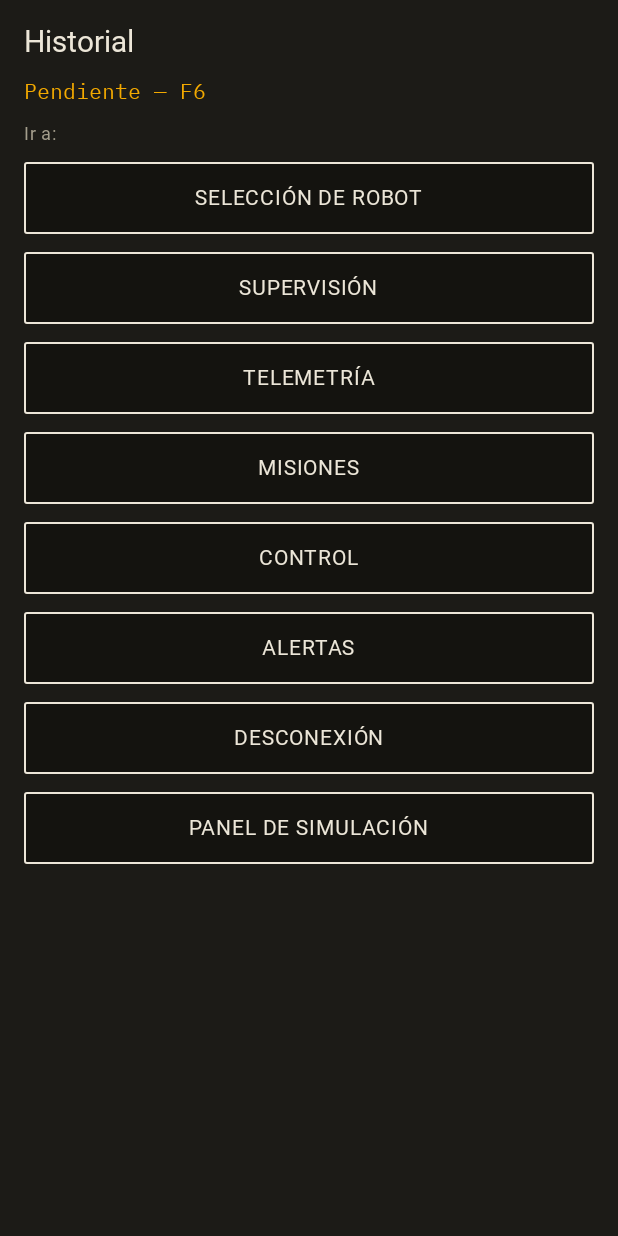
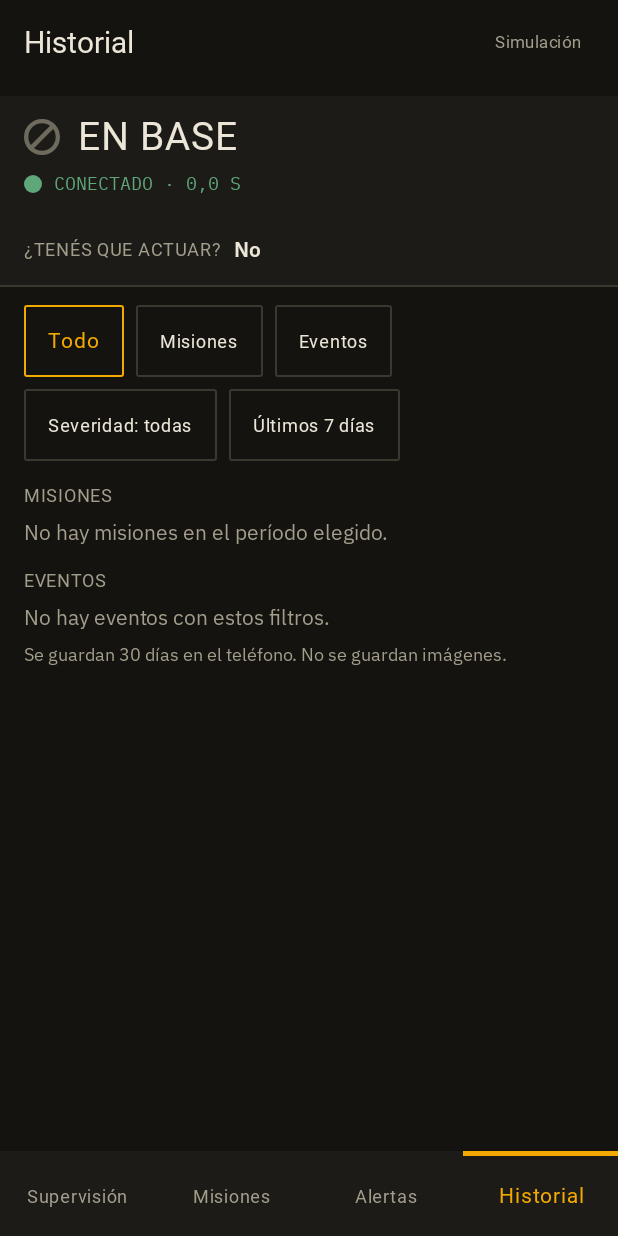
Before and after one commit to alejogarciabosio/tp-hmi-ronda, an Android app built with Jetpack Compose: the HistorialRoute screen opened through its navigation route, on a phone screen of 412 x 824 dp. Run offline under Robolectric (Android 15) with nearby library versions, the phone set to English and light mode, and no system bars; Roboto replaces fonts that are not available here.

Commit message:
feat(app): agrega la pantalla de historial con filtros sobre Room

```diff
--- a/app/src/main/kotlin/ar/edu/uade/ronda/AppContainer.kt
+++ b/app/src/main/kotlin/ar/edu/uade/ronda/AppContainer.kt
@@ -16,6 +16,7 @@ import ar.edu.uade.ronda.data.local.RoomHistoryRepository
 import ar.edu.uade.ronda.data.local.toOutcomes
 import ar.edu.uade.ronda.ui.alertas.AlertasViewModel
 import ar.edu.uade.ronda.ui.control.ControlViewModel
+import ar.edu.uade.ronda.ui.historial.HistorialViewModel
 import ar.edu.uade.ronda.ui.misiones.MisionesViewModel
 import ar.edu.uade.ronda.ui.seleccion.SeleccionViewModel
 import ar.edu.uade.ronda.ui.supervision.SupervisionViewModel
@@ -57,6 +58,7 @@ class AppContainer(
         initializer { MisionesViewModel(robotRepository, clock) }
         initializer { ControlViewModel(robotRepository, clock) }
         initializer { AlertasViewModel(robotRepository, clock) }
+        initializer { HistorialViewModel(robotRepository, historyRepository, clock) }
     }
 
     init {
--- /dev/null
+++ b/app/src/main/kotlin/ar/edu/uade/ronda/ui/historial/HistorialMapper.kt
@@ -0,0 +1,104 @@
+package ar.edu.uade.ronda.ui.historial
+
+import ar.edu.uade.ronda.core.model.CommandType
+import ar.edu.uade.ronda.core.model.ConnectionState
+import ar.edu.uade.ronda.core.model.RobotTelemetry
+import ar.edu.uade.ronda.core.policy.CommandAvailability
+import ar.edu.uade.ronda.data.local.EventKind
+import ar.edu.uade.ronda.data.local.EventRecord
+import ar.edu.uade.ronda.data.local.MissionRecord
+import ar.edu.uade.ronda.data.local.MissionResult
+import ar.edu.uade.ronda.ui.model.StatusBadgeUi
+import ar.edu.uade.ronda.ui.model.StatusLevel
+import ar.edu.uade.ronda.ui.supervision.CheckpointLog
+import ar.edu.uade.ronda.ui.supervision.SupervisionInputs
+import ar.edu.uade.ronda.ui.supervision.SupervisionMapper
+import java.time.Instant
+import java.time.ZoneId
+import java.time.format.DateTimeFormatter
+
+internal data class HistorialInputs(
+    val telemetry: RobotTelemetry?,
+    val connection: ConnectionState,
+    val lastTelemetryAt: Long?,
+    val missions: List<MissionRecord>,
+    val events: List<EventRecord>,
+    val view: HistoryView,
+    val severity: SeverityFilter,
+    val period: PeriodFilter,
+    val nowMs: Long,
+)
+
+internal object HistorialMapper {
+    private val zone = ZoneId.systemDefault()
+    private val day = DateTimeFormatter.ofPattern("dd/MM").withZone(zone)
+    private val hour = DateTimeFormatter.ofPattern("HH:mm").withZone(zone)
+
+    fun map(i: HistorialInputs): HistorialUiState {
+        val strip = SupervisionMapper.map(
+            SupervisionInputs(
+                i.telemetry, i.connection, i.lastTelemetryAt, null, emptyList(),
+                emptyMap<CommandType, CommandAvailability>(), CheckpointLog(), null, null, i.nowMs,
+            ),
+        ).strip
+        val from = i.nowMs - i.period.days * DAY_MS
+        val missions = if (i.view == HistoryView.EVENTOS) emptyList() else
+            i.missions.filter { it.startedAt >= from }.sortedByDescending { it.startedAt }.map { missionRow(it) }
+        val events = if (i.view == HistoryView.MISIONES) emptyList() else
+            i.events.filter { it.timestamp >= from && passes(it, i.severity) }.sortedByDescending { it.timestamp }
+        val groups = events.groupBy { day.format(Instant.ofEpochMilli(it.timestamp)) }
+            .map { (d, list) -> EventGroupUi("EVENTOS · $d", list.map { eventRow(it) }) }
+        return HistorialUiState(strip, i.view, i.severity, i.period, missions, groups)
+    }
+
+    private fun passes(e: EventRecord, f: SeverityFilter) = when (f) {
+        SeverityFilter.TODAS -> true
+        SeverityFilter.ADVERTENCIA -> e.severity == "WARNING" || e.severity == "CRITICAL"
+        SeverityFilter.CRITICA -> e.severity == "CRITICAL"
+    }
+
+    private fun missionRow(m: MissionRecord): MissionRowUi {
+        val result = MissionResult.entries.firstOrNull { it.name == m.result }
+        val badge = when (result) {
+            MissionResult.COMPLETADA -> StatusBadgeUi(StatusLevel.OK, "Completada")
+            MissionResult.EN_CURSO -> StatusBadgeUi(StatusLevel.OK, "En curso")
+            MissionResult.CANCELADA -> StatusBadgeUi(StatusLevel.WARNING, "Interrumpida")
+            MissionResult.FALLA -> StatusBadgeUi(StatusLevel.ERROR, "Falla")
+            null -> StatusBadgeUi(StatusLevel.DISABLED, m.result)
+        }
+        val start = Instant.ofEpochMilli(m.startedAt)
+        val period = "${day.format(start)} · ${hour.format(start)}–" + (m.endedAt?.let { hour.format(Instant.ofEpochMilli(it)) } ?: "en curso")
+        val anomalies = when (m.anomalies) {
+            0 -> "sin observaciones"
+            1 -> "1 con observación"
+            else -> "${m.anomalies} con observación"
+        }
+        return MissionRowUi(m.id, m.routeName, badge, period, "${m.checkpointsVerified}/${m.checkpointsTotal} PC · $anomalies")
+    }
+
+    private fun eventRow(e: EventRecord): EventRowUi {
+        val level = when (e.severity) {
+            "CRITICAL" -> StatusLevel.ERROR
+            "WARNING" -> StatusLevel.WARNING
+            else -> StatusLevel.OK
+        }
+        val text = when (e.kind) {
+            EventKind.COMANDO.name -> {
+                val name = CommandType.entries.firstOrNull { it.name == e.type }?.let { SupervisionMapper.commandName(it) } ?: e.type
+                val status = when (e.commandStatus) {
+                    "PENDING" -> "pendiente"
+                    "CONFIRMED" -> "confirmada"
+                    "VERIFIED" -> "verificada"
+                    "REJECTED" -> "rechazada"
+                    "NO_RESPONSE" -> "sin respuesta"
+                    else -> e.commandStatus?.lowercase() ?: ""
+                }
+                "Orden: $name · $status"
+            }
+            else -> e.message
+        }
+        return EventRowUi(e.sourceId, hour.format(Instant.ofEpochMilli(e.timestamp)), level, text, e.type.replace('_', '-'))
+    }
+
+    private const val DAY_MS = 24L * 60 * 60 * 1000
+}
--- /dev/null
+++ b/app/src/main/kotlin/ar/edu/uade/ronda/ui/historial/HistorialScreen.kt
@@ -0,0 +1,172 @@
+package ar.edu.uade.ronda.ui.historial
+
+import androidx.compose.foundation.BorderStroke
+import androidx.compose.foundation.background
+import androidx.compose.foundation.border
+import androidx.compose.foundation.layout.Arrangement
+import androidx.compose.foundation.layout.Box
+import androidx.compose.foundation.layout.Column
+import androidx.compose.foundation.layout.ExperimentalLayoutApi
+import androidx.compose.foundation.layout.FlowRow
+import androidx.compose.foundation.layout.Row
+import androidx.compose.foundation.layout.fillMaxSize
+import androidx.compose.foundation.layout.fillMaxWidth
+import androidx.compose.foundation.layout.heightIn
+import androidx.compose.foundation.layout.padding
+import androidx.compose.foundation.rememberScrollState
+import androidx.compose.foundation.selection.selectable
+import androidx.compose.foundation.verticalScroll
+import androidx.compose.material3.HorizontalDivider
+import androidx.compose.material3.Text
+import androidx.compose.runtime.Composable
+import androidx.compose.runtime.getValue
+import androidx.compose.ui.Alignment
+import androidx.compose.ui.Modifier
+import androidx.compose.ui.semantics.Role
+import androidx.compose.ui.semantics.heading
+import androidx.compose.ui.semantics.semantics
+import androidx.compose.ui.tooling.preview.Preview
+import androidx.compose.ui.unit.dp
+import androidx.lifecycle.compose.collectAsStateWithLifecycle
+import ar.edu.uade.ronda.core.model.ConnectionState
+import ar.edu.uade.ronda.data.local.EventRecord
+import ar.edu.uade.ronda.data.local.MissionRecord
+import ar.edu.uade.ronda.ui.components.PreviewSurface
+import ar.edu.uade.ronda.ui.components.RondaNavBar
+import ar.edu.uade.ronda.ui.components.ScreenHeader
+import ar.edu.uade.ronda.ui.components.StateStrip
+import ar.edu.uade.ronda.ui.components.StateSymbol
+import ar.edu.uade.ronda.ui.components.StatusBadge
+import ar.edu.uade.ronda.ui.navigation.Route
+import ar.edu.uade.ronda.ui.theme.RondaColors
+import ar.edu.uade.ronda.ui.theme.RondaShapes
+import ar.edu.uade.ronda.ui.theme.RondaType
+
+@Composable
+fun HistorialRoute(viewModel: HistorialViewModel, onNavigate: (Route) -> Unit) {
+    val state by viewModel.uiState.collectAsStateWithLifecycle()
+    HistorialScreen(state, onNavigate, viewModel::onSelectView, viewModel::onCycleSeverity, viewModel::onCyclePeriod)
+}
+
+@OptIn(ExperimentalLayoutApi::class)
+@Composable
+fun HistorialScreen(
+    state: HistorialUiState,
+    onNavigate: (Route) -> Unit,
+    onSelectView: (HistoryView) -> Unit,
+    onCycleSeverity: () -> Unit,
+    onCyclePeriod: () -> Unit,
+) {
+    Column(Modifier.fillMaxSize().background(RondaColors.ink950)) {
+        Column(
+            Modifier.weight(1f).verticalScroll(rememberScrollState()),
+            verticalArrangement = Arrangement.spacedBy(12.dp),
+        ) {
+            ScreenHeader("Historial", onBack = null, trailing = "Simulación", onTrailingClick = { onNavigate(Route.SIMULACION) })
+            StateStrip(state.strip)
+            Column(Modifier.padding(horizontal = 16.dp), verticalArrangement = Arrangement.spacedBy(8.dp)) {
+                FlowRow(horizontalArrangement = Arrangement.spacedBy(8.dp), verticalArrangement = Arrangement.spacedBy(8.dp)) {
+                    HistoryView.entries.forEach { v -> FilterChip(v.label, state.view == v, Role.Tab) { onSelectView(v) } }
+                    FilterChip(state.severity.label, false, Role.Button, onCycleSeverity)
+                    FilterChip(state.period.label, false, Role.Button, onCyclePeriod)
+                }
+                if (state.view != HistoryView.EVENTOS) {
+                    SectionTitle("MISIONES")
+                    if (state.missions.isEmpty()) Empty("No hay misiones en el período elegido.")
+                    state.missions.forEach { MissionRow(it) }
+                }
+                if (state.view != HistoryView.MISIONES) {
+                    if (state.eventGroups.isEmpty()) {
+                        SectionTitle("EVENTOS")
+                        Empty("No hay eventos con estos filtros.")
+                    }
+                    state.eventGroups.forEach { g ->
+                        SectionTitle(g.title)
+                        g.events.forEach { EventRow(it) }
+                    }
+                }
+                Text(state.retentionNote, style = RondaType.textoNota, color = RondaColors.bone400)
+            }
+        }
+        RondaNavBar(Route.HISTORIAL, onNavigate)
+    }
+}
+
+@Composable
+private fun FilterChip(label: String, selected: Boolean, role: Role, onClick: () -> Unit) {
+    Box(
+        Modifier
+            .heightIn(min = 48.dp)
+            .border(BorderStroke(1.dp, if (selected) RondaColors.signalAmber else RondaColors.ink700), RondaShapes.r2)
+            .selectable(selected, role = role, onClick = onClick)
+            .padding(horizontal = 16.dp, vertical = 12.dp),
+        contentAlignment = Alignment.Center,
+    ) {
+        Text(label, style = if (selected) RondaType.botonEtiqueta else RondaType.rotuloSeccion,
+            color = if (selected) RondaColors.signalAmber else RondaColors.bone100)
+    }
+}
+
+@Composable
+private fun SectionTitle(text: String) {
+    Text(text, style = RondaType.rotuloSeccion, color = RondaColors.bone400,
+        modifier = Modifier.padding(top = 8.dp).semantics { heading() })
+}
+
+@Composable
+private fun Empty(text: String) = Text(text, style = RondaType.textoCuerpo, color = RondaColors.bone400)
+
+@Composable
+private fun MissionRow(m: MissionRowUi) {
+    Column(Modifier.semantics(mergeDescendants = true) {}) {
+        Column(Modifier.padding(vertical = 8.dp), verticalArrangement = Arrangement.spacedBy(2.dp)) {
+            Row(verticalAlignment = Alignment.CenterVertically) {
+                Text(m.route, style = RondaType.textoEnfasis, color = RondaColors.bone100, modifier = Modifier.weight(1f))
+                StatusBadge(m.badge)
+            }
+            Text(m.period, style = RondaType.datoChico, color = RondaColors.bone400)
+            Text(m.summary, style = RondaType.textoNota, color = RondaColors.bone400)
+        }
+        HorizontalDivider(color = RondaColors.ink700)
+    }
+}
+
+@Composable
+private fun EventRow(e: EventRowUi) {
+    Column(Modifier.semantics(mergeDescendants = true) {}) {
+        Row(
+            Modifier.fillMaxWidth().heightIn(min = 48.dp).padding(vertical = 8.dp),
+            verticalAlignment = Alignment.CenterVertically,
+            horizontalArrangement = Arrangement.spacedBy(12.dp),
+        ) {
+            Text(e.time, style = RondaType.datoChico, color = RondaColors.bone400)
+            StateSymbol(e.level, size = 14.dp)
+            Column(Modifier.weight(1f)) {
+                Text(e.text, style = RondaType.textoCuerpo, color = RondaColors.bone100)
+                Text(e.code, style = RondaType.datoChico, color = RondaColors.bone400)
+            }
+        }
+        HorizontalDivider(color = RondaColors.ink700)
+    }
+}
+
+@Preview(showBackground = true, backgroundColor = 0xFF14130F, widthDp = 412, heightDp = 1000)
+@Composable
+private fun HistorialPreview() = PreviewSurface {
+    val now = 1_763_600_000_000L
+    val missions = listOf(
+        MissionRecord("m1", "RONDA-01", "Ronda completa", now - 3_600_000, now - 1_400_000, "COMPLETADA", 8, 8, 1),
+        MissionRecord("m2", "RONDA-01", "Ronda completa", now - 90_000_000, now - 87_000_000, "CANCELADA", 6, 8, 0),
+    )
+    val events = listOf(
+        EventRecord("e1", now - 1_400_000, "ALERTA", "PERSON_DETECTED", "CRITICAL", "Persona en zona restringida · PC5"),
+        EventRecord("e2", now - 1_500_000, "INCIDENTE", "OBSTACLE", "WARNING", "Obstáculo en PC4"),
+    )
+    HistorialScreen(
+        HistorialMapper.map(
+            HistorialInputs(null, ConnectionState.CONNECTED, null, missions, events,
+                HistoryView.TODOS, SeverityFilter.TODAS, PeriodFilter.SIETE, now),
+        ),
+        {}, {}, {}, {},
+    )
+}
--- /dev/null
+++ b/app/src/main/kotlin/ar/edu/uade/ronda/ui/historial/HistorialUiState.kt
@@ -0,0 +1,42 @@
+package ar.edu.uade.ronda.ui.historial
+
+import ar.edu.uade.ronda.ui.model.StatusBadgeUi
+import ar.edu.uade.ronda.ui.model.StatusLevel
+import ar.edu.uade.ronda.ui.model.StateStripUi
+
+enum class HistoryView(val label: String) { TODOS("Todo"), MISIONES("Misiones"), EVENTOS("Eventos") }
+
+/** Filtro de severidad; se cicla con un toque. */
+enum class SeverityFilter(val label: String) { TODAS("Severidad: todas"), ADVERTENCIA("Severidad: advertencia o más"), CRITICA("Severidad: crítica") }
+
+enum class PeriodFilter(val label: String, val days: Int) { HOY("Hoy", 1), SIETE("Últimos 7 días", 7), TREINTA("Últimos 30 días", 30) }
+
+data class MissionRowUi(
+    val id: String,
+    val route: String,
+    val badge: StatusBadgeUi,
+    /** "19/11 · 23:38–00:14" */
+    val period: String,
+    /** "8/8 PC · 1 con observación" */
+    val summary: String,
+)
+
+data class EventRowUi(
+    val id: String,
+    val time: String,
+    val level: StatusLevel,
+    val text: String,
+    val code: String,
+)
+
+data class EventGroupUi(val title: String, val events: List<EventRowUi>)
+
+data class HistorialUiState(
+    val strip: StateStripUi,
+    val view: HistoryView = HistoryView.TODOS,
+    val severity: SeverityFilter = SeverityFilter.TODAS,
+    val period: PeriodFilter = PeriodFilter.SIETE,
+    val missions: List<MissionRowUi> = emptyList(),
+    val eventGroups: List<EventGroupUi> = emptyList(),
+    val retentionNote: String = "Se guardan 30 días en el teléfono. No se guardan imágenes.",
+)
--- /dev/null
+++ b/app/src/main/kotlin/ar/edu/uade/ronda/ui/historial/HistorialViewModel.kt
@@ -0,0 +1,50 @@
+package ar.edu.uade.ronda.ui.historial
+
+import androidx.lifecycle.ViewModel
+import androidx.lifecycle.viewModelScope
+import ar.edu.uade.ronda.core.Clock
+import ar.edu.uade.ronda.core.repository.RobotRepository
+import ar.edu.uade.ronda.data.local.HistoryRepository
+import kotlinx.coroutines.flow.MutableStateFlow
+import kotlinx.coroutines.flow.SharingStarted
+import kotlinx.coroutines.flow.StateFlow
+import kotlinx.coroutines.flow.combine
+import kotlinx.coroutines.flow.stateIn
+
+/** Lee el historial de Room; la franja de estado sigue mostrando el robot en vivo. */
+class HistorialViewModel(
+    private val robot: RobotRepository,
+    history: HistoryRepository,
+    private val clock: Clock,
+) : ViewModel() {
+
+    private val filters = MutableStateFlow(Triple(HistoryView.TODOS, SeverityFilter.TODAS, PeriodFilter.SIETE))
+
+    private val live = combine(robot.telemetry, robot.connection, robot.lastTelemetryAt) { t, c, at -> Triple(t, c, at) }
+
+    val uiState: StateFlow<HistorialUiState> = combine(
+        live, history.observeMissions(), history.observeEvents(), filters,
+    ) { (t, c, at), missions, events, (view, severity, period) ->
+        HistorialMapper.map(HistorialInputs(t, c, at, missions, events, view, severity, period, clock.nowMs()))
+    }.stateIn(
+        viewModelScope, SharingStarted.WhileSubscribed(5_000),
+        HistorialMapper.map(
+            HistorialInputs(
+                robot.telemetry.value, robot.connection.value, robot.lastTelemetryAt.value,
+                emptyList(), emptyList(), HistoryView.TODOS, SeverityFilter.TODAS, PeriodFilter.SIETE, clock.nowMs(),
+            ),
+        ),
+    )
+
+    fun onSelectView(view: HistoryView) { filters.value = filters.value.copy(first = view) }
+
+    fun onCycleSeverity() {
+        val next = SeverityFilter.entries[(filters.value.second.ordinal + 1) % SeverityFilter.entries.size]
+        filters.value = filters.value.copy(second = next)
+    }
+
+    fun onCyclePeriod() {
+        val next = PeriodFilter.entries[(filters.value.third.ordinal + 1) % PeriodFilter.entries.size]
+        filters.value = filters.value.copy(third = next)
+    }
+}
--- a/app/src/main/kotlin/ar/edu/uade/ronda/ui/navigation/RondaNavHost.kt
+++ b/app/src/main/kotlin/ar/edu/uade/ronda/ui/navigation/RondaNavHost.kt
@@ -27,6 +27,8 @@ import ar.edu.uade.ronda.ui.alertas.AlertasRoute
 import ar.edu.uade.ronda.ui.alertas.AlertasViewModel
 import ar.edu.uade.ronda.ui.control.ControlRoute
 import ar.edu.uade.ronda.ui.control.ControlViewModel
+import ar.edu.uade.ronda.ui.historial.HistorialRoute
+import ar.edu.uade.ronda.ui.historial.HistorialViewModel
 import ar.edu.uade.ronda.ui.misiones.MisionesRoute
 import ar.edu.uade.ronda.ui.misiones.MisionesViewModel
 import ar.edu.uade.ronda.ui.seleccion.SeleccionRoute
@@ -45,7 +47,7 @@ fun RondaNavHost(
     modifier: Modifier = Modifier,
     startDestination: Route = Route.SUPERVISION,
 ) {
-    val implemented = setOf(Route.SUPERVISION, Route.SELECCION, Route.TELEMETRIA, Route.MISIONES, Route.CONTROL, Route.ALERTAS)
+    val implemented = setOf(Route.SUPERVISION, Route.SELECCION, Route.TELEMETRIA, Route.MISIONES, Route.CONTROL, Route.ALERTAS, Route.HISTORIAL)
     NavHost(navController, startDestination.path, modifier) {
         val go: (Route) -> Unit = { navController.navigate(it.path) { launchSingleTop = true } }
         val back: () -> Unit = { navController.popBackStack() }
@@ -72,6 +74,10 @@ fun RondaNavHost(
         composable(Route.ALERTAS.path) {
             val vm: AlertasViewModel = viewModel(factory = viewModelFactory)
             AlertasRoute(vm, go)
+        }
+        composable(Route.HISTORIAL.path) {
+            val vm: HistorialViewModel = viewModel(factory = viewModelFactory)
+            HistorialRoute(vm, go)
         }
         Route.entries.filter { it !in implemented }.forEach { route ->
             composable(route.path) { PlaceholderScreen(route, go) }
```
Also changed, not shown: 1 other file.
